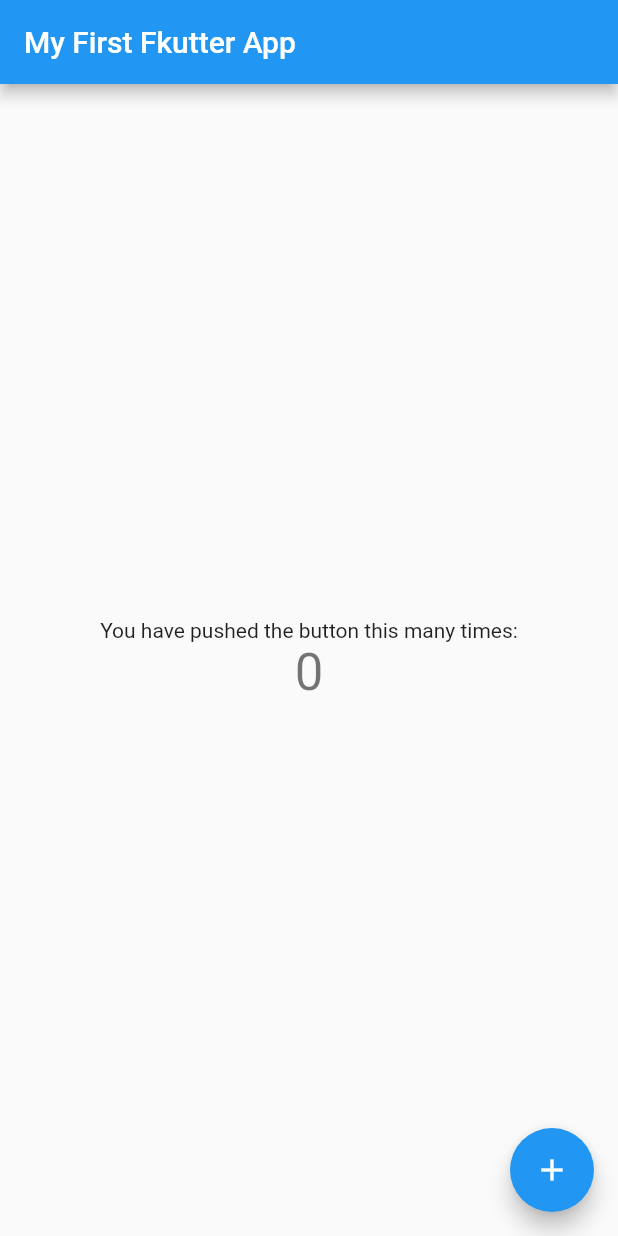
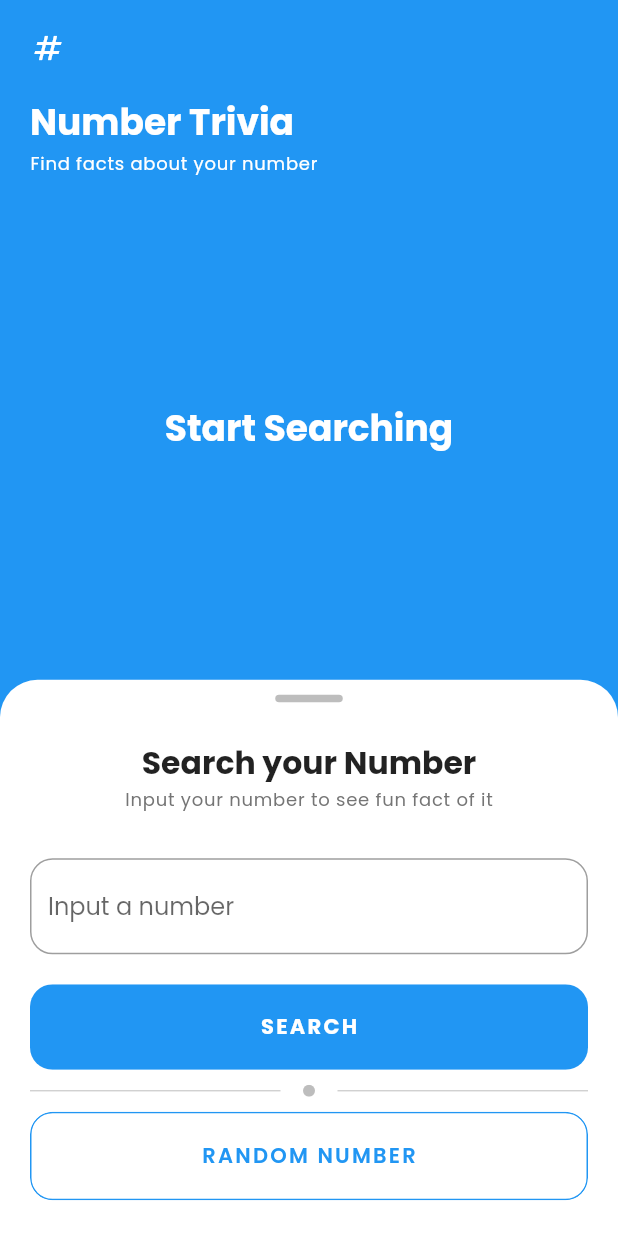
Before and after one commit to ekaeriana/number-trivia-null-safety, a Flutter app: the screen it shows after launch, on a phone screen of 412 x 824 dp. Run offline on Flutter 3.47's test engine with Material 2 defaults, Android fonts, the phone set to English and light mode, and no system bars; our stand-ins replace bloc, dartz, equatable, flutter_bloc, get_it, google_fonts and 2 more.

Commit message:
Refactoring code

```diff
--- /dev/null
+++ b/lib/features/number_trivia/presentation/pages/number_trivia_page.dart
@@ -0,0 +1,89 @@
+import 'package:flutter/material.dart';
+import 'package:flutter_bloc/flutter_bloc.dart';
+
+import '../../../../injection_container.dart';
+import '../../presentation/bloc/number_trivia_bloc.dart';
+import '../widgets/widgets.dart';
+
+class NumberTriviaPage extends StatelessWidget {
+  const NumberTriviaPage({super.key});
+
+  @override
+  Widget build(BuildContext context) {
+    final size = MediaQuery.of(context);
+    return Scaffold(
+      extendBodyBehindAppBar: true,
+      backgroundColor: Colors.blue,
+      body: _body(size),
+    );
+  }
+
+  BlocProvider<NumberTriviaBloc>? _body(MediaQueryData mediaQuery) {
+    return BlocProvider(
+      create: (_) => sl<NumberTriviaBloc>(),
+      child: SafeArea(
+        child: Stack(
+          children: [
+            Padding(
+              padding: const EdgeInsets.symmetric(horizontal: 20, vertical: 20),
+              child: Column(
+                crossAxisAlignment: CrossAxisAlignment.start,
+                mainAxisAlignment: MainAxisAlignment.start,
+                children: [
+                  title(),
+                  const SizedBox(height: 50),
+                  BlocBuilder<NumberTriviaBloc, NumberTriviaState>(
+                    builder: (context, state) {
+                      if (state is Empty) {
+                        return const MessageDisplay(msg: 'Start Searching');
+                      } else if (state is Loading) {
+                        return const LoadingState();
+                      } else if (state is Loaded) {
+                        return TriviaDisplay(trivia: state.trivia);
+                      } else if (state is Error) {
+                        return MessageDisplay(msg: state.message);
+                      } else {
+                        return SizedBox(
+                          height: MediaQuery.of(context).size.height / 3,
+                          child: const Placeholder(),
+                        );
+                      }
+                    },
+                  ),
+                ],
+              ),
+            ),
+            const DraggableWidget()
+          ],
+        ),
+      ),
+    );
+  }
+
+  Column title() {
+    return Column(
+      crossAxisAlignment: CrossAxisAlignment.start,
+      children: const [
+        Icon(
+          Icons.numbers,
+          color: Colors.white,
+          size: 24,
+        ),
+        SizedBox(height: 20),
+        Text(
+          'Number Trivia',
+          style: TextStyle(
+              fontSize: 24, fontWeight: FontWeight.bold, color: Colors.white),
+        ),
+        Text(
+          'Find facts about your number',
+          style: TextStyle(
+              fontSize: 12,
+              fontWeight: FontWeight.w400,
+              letterSpacing: 0.5,
+              color: Colors.white),
+        ),
+      ],
+    );
+  }
+}
--- /dev/null
+++ b/lib/features/number_trivia/presentation/widgets/button_widget.dart
@@ -0,0 +1,37 @@
+import 'package:flutter/material.dart';
+
+class ButtonWidget extends StatelessWidget {
+  final Widget child;
+  final Function() onTap;
+  final Color? color;
+  final Decoration? decoration;
+
+  const ButtonWidget({
+    Key? key,
+    required this.child,
+    required this.onTap,
+    this.color,
+    this.decoration,
+  }) : super(key: key);
+
+  @override
+  Widget build(BuildContext context) {
+    return ClipRRect(
+      borderRadius: BorderRadius.circular(15),
+      child: Material(
+        color: color ?? Colors.blue,
+        child: InkWell(
+          onTap: onTap,
+          child: Container(
+            width: double.maxFinite,
+            decoration: decoration,
+            padding: const EdgeInsets.all(18),
+            child: Center(
+              child: child
+            ),
+          ),
+        ),
+      ),
+    );
+  }
+}
--- /dev/null
+++ b/lib/features/number_trivia/presentation/widgets/divider_widget.dart
@@ -0,0 +1,24 @@
+import 'package:flutter/material.dart';
+
+class DividerWidget extends StatelessWidget {
+  const DividerWidget({
+    Key? key,
+  }) : super(key: key);
+
+  @override
+  Widget build(BuildContext context) {
+    return Row(
+      children: [
+        Expanded(child: Divider(color: Colors.grey.shade400)),
+        Padding(
+          padding:  const EdgeInsets.symmetric(vertical: 10, horizontal: 15),
+          child: ClipOval(
+            child: Container(
+                height: 8, width: 8, color: Colors.grey.shade400),
+          ),
+        ),
+        Expanded(child: Divider(color: Colors.grey.shade400)),
+      ],
+    );
+  }
+}
--- /dev/null
+++ b/lib/features/number_trivia/presentation/widgets/draggable_widget.dart
@@ -0,0 +1,145 @@
+import 'package:flutter/material.dart';
+import 'package:flutter_bloc/flutter_bloc.dart';
+import 'package:number_trivia_app/features/number_trivia/presentation/bloc/number_trivia_bloc.dart';
+
+import 'button_widget.dart';
+import 'divider_widget.dart';
+
+class DraggableWidget extends StatefulWidget {
+  const DraggableWidget({
+    Key? key,
+  }) : super(key: key);
+
+  @override
+  State<DraggableWidget> createState() => _DraggableWidgetState();
+}
+
+class _DraggableWidgetState extends State<DraggableWidget> {
+  final TextEditingController controller = TextEditingController();
+  late String inputStr;
+  FocusNode focusNode = FocusNode();
+
+  @override
+  Widget build(BuildContext context) {
+    return DraggableScrollableSheet(
+      initialChildSize: .45,
+      minChildSize: .45,
+      maxChildSize: .45,
+      snap: true,
+      builder: (context, scrollController) {
+        return Container(
+          padding: const EdgeInsets.only(top: 10, left: 20, right: 20),
+          decoration: const BoxDecoration(
+            color: Colors.white,
+            borderRadius: BorderRadius.only(
+              topLeft: Radius.circular(25),
+              topRight: Radius.circular(25),
+            ),
+          ),
+          child: SingleChildScrollView(
+            controller: scrollController,
+            child: Column(
+              children: [
+                SizedBox(
+                  width: 45,
+                  height: 5,
+                  child: Container(
+                    decoration: BoxDecoration(
+                      borderRadius: BorderRadius.circular(20),
+                      color: Colors.grey.shade400,
+                    ),
+                  ),
+                ),
+                const SizedBox(height: 25),
+                Column(
+                  children: [
+                    const Text(
+                      'Search your Number',
+                      style: TextStyle(
+                        fontSize: 21,
+                        fontWeight: FontWeight.bold,
+                      ),
+                    ),
+                    Text(
+                      'Input your number to see fun fact of it',
+                      style: TextStyle(
+                          fontSize: 12,
+                          color: Colors.grey.shade600,
+                          fontWeight: FontWeight.w400,
+                          letterSpacing: 0.5),
+                    ),
+                    const SizedBox(height: 30),
+                    TextField(
+                      controller: controller,
+                      onChanged: (value){
+                        inputStr = value;
+                      },
+                      onSubmitted: (value) {
+                        addConcrete();
+                      },
+                      decoration: InputDecoration(
+                        hintText: 'Input a number',
+                        border: OutlineInputBorder(
+                          borderRadius: BorderRadius.circular(15),
+                        ),
+                      ),
+                      keyboardType: TextInputType.number,
+                    ),
+                    const SizedBox(height: 20),
+                    ButtonWidget(
+                      onTap: () {
+                        FocusManager.instance.primaryFocus!.unfocus();
+                        if (controller.text != '') {
+                          addConcrete();
+                        }
+                      },
+                      decoration: null,
+                      child: const Text(
+                        'SEARCH',
+                        style: TextStyle(
+                            fontSize: 14,
+                            fontWeight: FontWeight.bold,
+                            color: Colors.white,
+                            letterSpacing: 1.5),
+                      ),
+                    ),
+                    const DividerWidget(),
+                    ButtonWidget(
+                      onTap: addRandom,
+                      color: Colors.white,
+                      decoration: BoxDecoration(
+                        borderRadius: BorderRadius.circular(15),
+                        border: Border.all(
+                          color: Colors.blue,
+                          width: 1.0,
+                        ),
+                      ),
+                      child: const Text(
+                        'RANDOM NUMBER',
+                        style: TextStyle(
+                            fontSize: 14,
+                            fontWeight: FontWeight.w600,
+                            color: Colors.blue,
+                            letterSpacing: 1.5),
+                      ),
+                    ),
+                  ],
+                )
+              ],
+            ),
+          ),
+        );
+      },
+    );
+  }
+
+  void addConcrete() {
+    controller.clear();
+    context.read<NumberTriviaBloc>().add(GetTriviaForConcreteNumber(inputStr));
+  }
+
+  void addRandom() {
+    controller.clear();
+    context.read<NumberTriviaBloc>().add(GetTriviaForRandomNumber());
+  }
+}
--- /dev/null
+++ b/lib/features/number_trivia/presentation/widgets/message_display_state.dart
@@ -0,0 +1,23 @@
+import 'package:flutter/material.dart';
+
+class MessageDisplay extends StatelessWidget {
+  final String msg;
+  const MessageDisplay({Key? key, required this.msg}) : super(key: key);
+
+  @override
+  Widget build(BuildContext context) {
+    return ConstrainedBox(
+      constraints: BoxConstraints(
+          minHeight: 50, maxHeight: MediaQuery.of(context).size.height / 3.5),
+      child: Center(
+          child: Text(
+        msg,
+        style: const TextStyle(
+          fontSize: 24,
+          fontWeight: FontWeight.bold,
+          color: Colors.white,
+        ),
+      )),
+    );
+  }
+}
--- /dev/null
+++ b/lib/features/number_trivia/presentation/widgets/widgets.dart
@@ -0,0 +1,6 @@
+export 'loading_state.dart';
+export 'message_display_state.dart';
+export 'trivia_display_state.dart';
+export 'draggable_widget.dart';
+export 'button_widget.dart';
+export 'divider_widget.dart';
--- a/lib/injection_container.dart
+++ b/lib/injection_container.dart
@@ -60,7 +60,7 @@ Future<void> init() async {
   sl.registerLazySingleton(() => prefs);
 
   // Register Http client
-  sl.registerLazySingleton(() => http.Client);
+  sl.registerLazySingleton(() => http.Client());
 
   // Register Connection Checker
   sl.registerLazySingleton(() => InternetConnectionChecker());
--- a/lib/main.dart
+++ b/lib/main.dart
@@ -1,7 +1,10 @@
 import 'package:flutter/material.dart';
+import 'package:number_trivia_app/features/number_trivia/presentation/pages/number_trivia_page.dart';
 import 'injection_container.dart' as di;
+import 'package:google_fonts/google_fonts.dart';
 
 void main() async {
+  WidgetsFlutterBinding.ensureInitialized();
   await di.init();
   runApp(const MyApp());
 }
@@ -9,100 +12,15 @@ void main() async {
 class MyApp extends StatelessWidget {
   const MyApp({super.key});
 
-  // This widget is the root of your application.
   @override
   Widget build(BuildContext context) {
     return MaterialApp(
       title: 'Flutter Demo',
       theme: ThemeData(
         primarySwatch: Colors.blue,
+        textTheme: GoogleFonts.poppinsTextTheme()
       ),
-      home: const MyHomePage(title: 'My First Fkutter App'),
+      home: const NumberTriviaPage(),
     );
   }
 }
-
-class MyHomePage extends StatefulWidget {
-  const MyHomePage({super.key, required this.title});
-
-  // This widget is the home page of your application. It is stateful, meaning
-  // that it has a State object (defined below) that contains fields that affect
-  // how it looks.
-
-  // This class is the configuration for the state. It holds the values (in this
-  // case the title) provided by the parent (in this case the App widget) and
-  // used by the build method of the State. Fields in a Widget subclass are
-  // always marked "final".
-
-  final String title;
-
-  @override
-  State<MyHomePage> createState() => _MyHomePageState();
-}
-
-class _MyHomePageState extends State<MyHomePage> {
-  int _counter = 0;
-
-  void _incrementCounter() {
-    setState(() {
-      // This call to setState tells the Flutter framework that something has
-      // changed in this State, which causes it to rerun the build method below
-      // so that the display can reflect the updated values. If we changed
-      // _counter without calling setState(), then the build method would not be
-      // called again, and so nothing would appear to happen.
-      _counter++;
-    });
-  }
-
-  @override
-  Widget build(BuildContext context) {
-    // This method is rerun every time setState is called, for instance as done
-    // by the _incrementCounter method above.
-    //
-    // The Flutter framework has been optimized to make rerunning build methods
-    // fast, so that you can just rebuild anything that needs updating rather
-    // than having to individually change instances of widgets.
-    return Scaffold(
-      appBar: AppBar(
-        // Here we take the value from the MyHomePage object that was created by
-        // the App.build method, and use it to set our appbar title.
-        title: Text(widget.title),
-      ),
-      body: Center(
-        // Center is a layout widget. It takes a single child and positions it
-        // in the middle of the parent.
-        child: Column(
-          // Column is also a layout widget. It takes a list of children and
-          // arranges them vertically. By default, it sizes itself to fit its
-          // children horizontally, and tries to be as tall as its parent.
-          //
-          // Invoke "debug painting" (press "p" in the console, choose the
-          // "Toggle Debug Paint" action from the Flutter Inspector in Android
-          // Studio, or the "Toggle Debug Paint" command in Visual Studio Code)
-          // to see the wireframe for each widget.
-          //
-          // Column has various properties to control how it sizes itself and
-          // how it positions its children. Here we use mainAxisAlignment to
-          // center the children vertically; the main axis here is the vertical
-          // axis because Columns are vertical (the cross axis would be
-          // horizontal).
-          mainAxisAlignment: MainAxisAlignment.center,
-          children: <Widget>[
-            const Text(
-              'You have pushed the button this many times:',
-            ),
-            Text(
-              '$_counter',
-              style: Theme.of(context).textTheme.headline4,
-            ),
-          ],
-        ),
-      ),
-      floatingActionButton: FloatingActionButton(
-        onPressed: _incrementCounter,
-        tooltip: 'Increment',
-        child: const Icon(Icons.add),
-      ), // This trailing comma makes auto-formatting nicer for build methods.
-    );
-  }
-}
```
Also changed, not shown: lib/features/number_trivia/presentation/bloc/number_trivia_bloc.dart (+16 -9 lines), lib/features/number_trivia/presentation/widgets/loading_state.dart (added, +21 -0 lines), lib/features/number_trivia/presentation/widgets/trivia_display_state.dart (added, +48 -0 lines), pubspec.yaml (+3 -7 lines), pubspec.lock, 4 other files.
